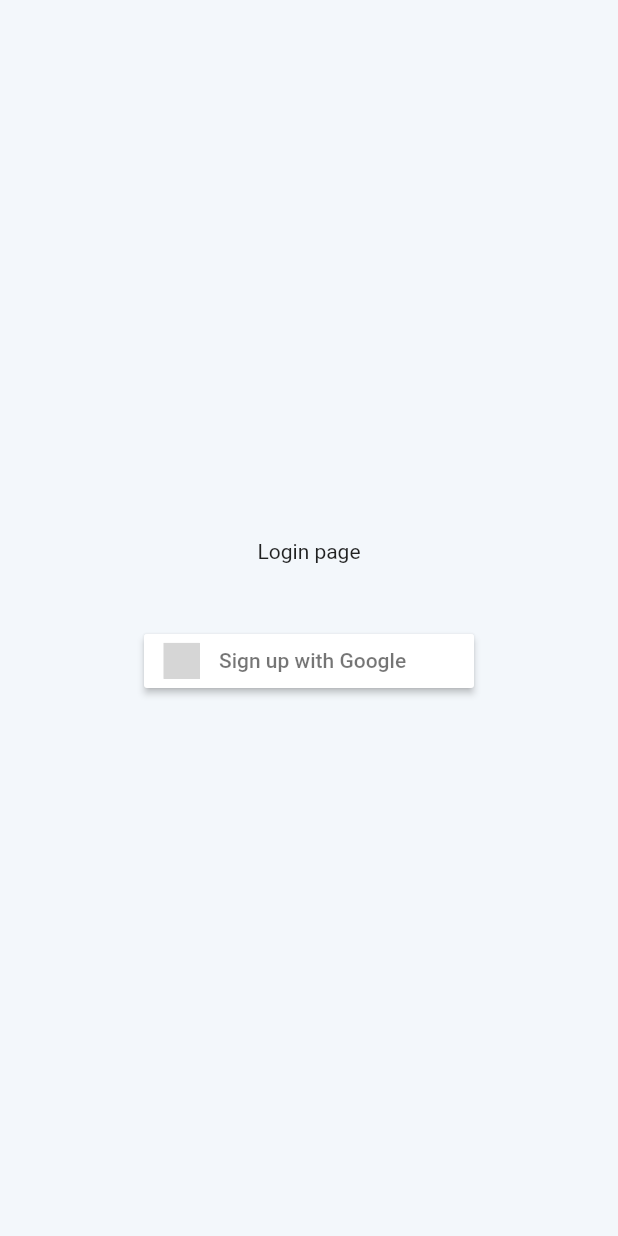
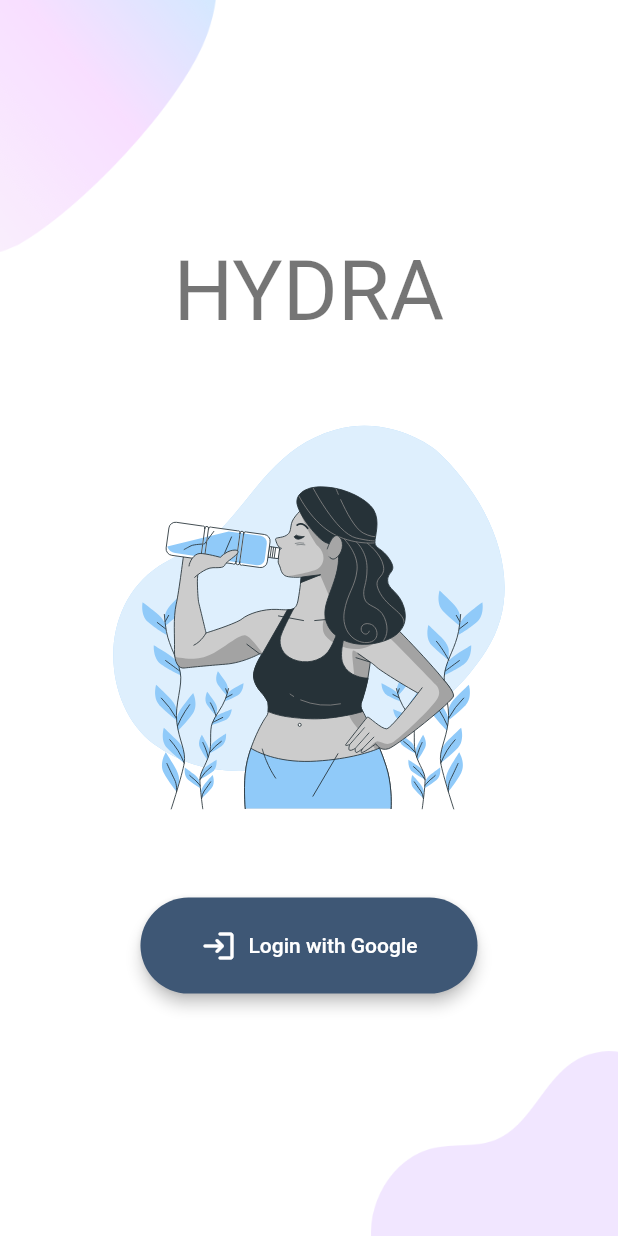
Before and after one commit to pietroventurini/hydra, a Flutter app: the screen it shows after launch, on a phone screen of 412 x 824 dp. Run offline on Flutter 3.47's test engine with Material 2 defaults, Android fonts, the phone set to English and light mode, and no system bars; our stand-ins replace cloud_firestore, firebase_auth, firebase_core, firebase_messaging, fl_chart, flutter_svg and 1 more; accounts and stored records are empty; grey boxes are pictures that could not be loaded.

Commit message:
ui improvements

```diff
--- a/lib/login.dart
+++ /dev/null
@@ -1,32 +0,0 @@
-import 'package:flutter/material.dart';
-import 'package:flutter_signin_button/button_list.dart';
-import 'package:flutter_signin_button/button_view.dart';
-import 'package:hydra/services/authentication_service.dart';
-import 'package:provider/provider.dart';
-
-class LoginPage extends StatelessWidget {
-  @override
-  Widget build(BuildContext context) {
-    Size size = MediaQuery.of(context).size;
-
-    return Scaffold(
-      body: Container(
-        width: double.infinity,
-        child: Column(
-          mainAxisAlignment: MainAxisAlignment.center,
-          children: <Widget>[
-            Text("Login page"),
-            SizedBox(height: size.height * 0.05),
-            SignInButton(
-              Buttons.Google,
-              text: "Sign up with Google",
-              onPressed: () {
-                context.read<AuthenticationService>().signInWithGoogle();
-              },
-            ),
-          ],
-        ),
-      ),
-    );
-  }
-}
--- /dev/null
+++ b/lib/screens/login/background.dart
@@ -0,0 +1,40 @@
+import 'package:flutter/material.dart';
+
+class Background extends StatelessWidget {
+  final Widget child;
+  const Background({
+    Key? key,
+    required this.child,
+  }) : super(key: key);
+
+  @override
+  Widget build(BuildContext context) {
+    Size size = MediaQuery.of(context).size;
+    return Container(
+      width: double.infinity,
+      height: size.height,
+      child: Stack(
+        alignment: Alignment.center,
+        children: <Widget>[
+          Positioned(
+            top: 0,
+            left: 0,
+            child: Image.asset(
+              "assets/images/background/main_top.png",
+              width: size.width * 0.35,
+            ),
+          ),
+          Positioned(
+            bottom: 0,
+            right: 0,
+            child: Image.asset(
+              "assets/images/background/login_bottom.png",
+              width: size.width * 0.4,
+            ),
+          ),
+          child,
+        ],
+      ),
+    );
+  }
+}
--- /dev/null
+++ b/lib/screens/login/login.dart
@@ -0,0 +1,56 @@
+import 'package:flutter/material.dart';
+import 'package:hydra/screens/login/background.dart';
+import 'package:hydra/services/authentication_service.dart';
+import 'package:provider/provider.dart';
+import 'package:flutter_svg/flutter_svg.dart';
+
+class LoginPage extends StatelessWidget {
+  @override
+  Widget build(BuildContext context) {
+    Size size = MediaQuery.of(context).size;
+
+    return Scaffold(
+      backgroundColor: Colors.white,
+      body: Background(
+        child: Column(
+          mainAxisAlignment: MainAxisAlignment.center,
+          children: <Widget>[
+            Text(
+              "HYDRA",
+              style: Theme.of(context).textTheme.headline2 //?.copyWith(fontWeight: FontWeight.bold),
+            ),
+            SizedBox(height: size.height * 0.05),
+            SvgPicture.asset(
+              "assets/images/drink/drink_blue_1.svg",
+              height: size.height * 0.35,
+            ),
+            SizedBox(height: size.height * 0.05),
+            ElevatedButton.icon( // signup button
+              label: Text(
+                "Login with Google",
+              ),
+              icon: Icon(Icons.login_rounded),
+              onPressed: (){
+                context.read<AuthenticationService>().signInWithGoogle();
+              },
+              style: ElevatedButton.styleFrom(
+                primary: const Color.fromARGB(255, 62, 87, 117),
+                padding: EdgeInsets.symmetric(horizontal: 40, vertical: 20),
+                textStyle: TextStyle(fontSize: 14, fontWeight: FontWeight.w500),
+                elevation: 4,
+                shape: StadiumBorder(),
+                ),
+            ),
+            /*SignInButton(
+              Buttons.Google,
+              text: "Sign up with Google",
+              onPressed: () {
+
+              },
+            ),*/
+          ],
+        ),
+      ),
+    );
+  }
+}
```
Also changed, not shown: lib/account.dart (+29 -7 lines), lib/decorations/card.dart (+36 -0 lines), lib/history_list.dart (+25 -3 lines), lib/home.dart (+9 -8 lines), lib/main.dart (+25 -20 lines), lib/newrecord_menu.dart (+14 -6 lines), lib/stats.dart (+29 -29 lines), pubspec.yaml (+5 -3 lines), assets/images/background/login_bottom.png (added), assets/images/background/main_bottom.png (added), assets/images/background/main_top.png (added), assets/images/background/signup_top.png (added), assets/images/drink/drink_blue_1.svg (added), assets/images/drink/drink_blue_2.svg (added), 2 more files.
